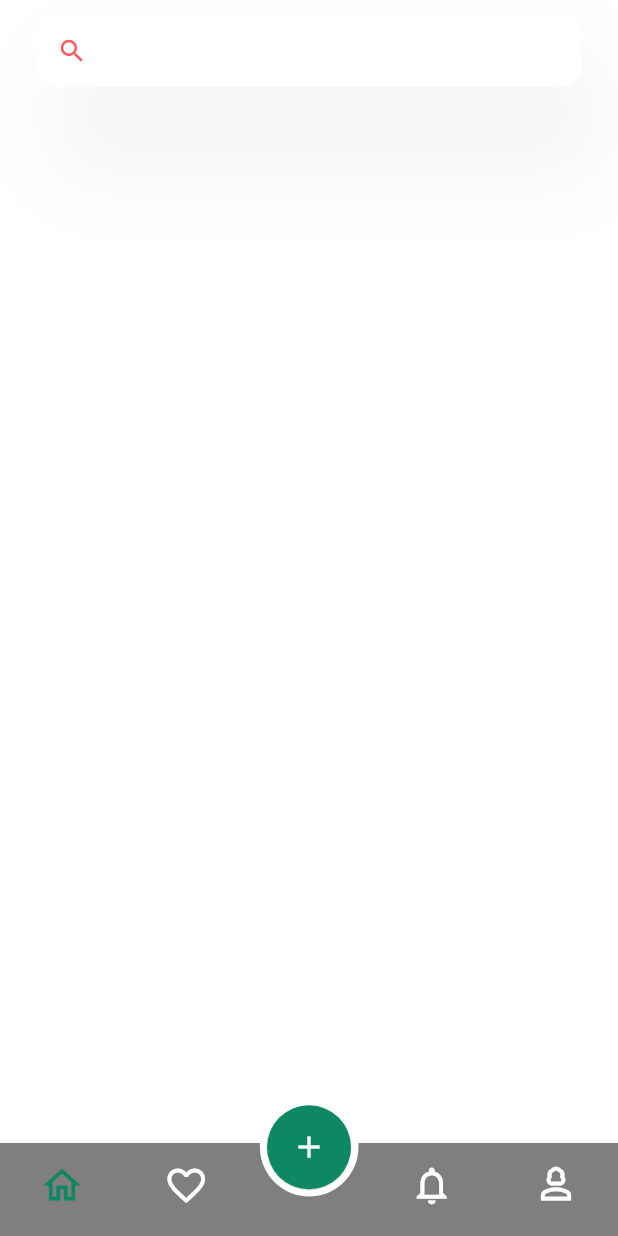
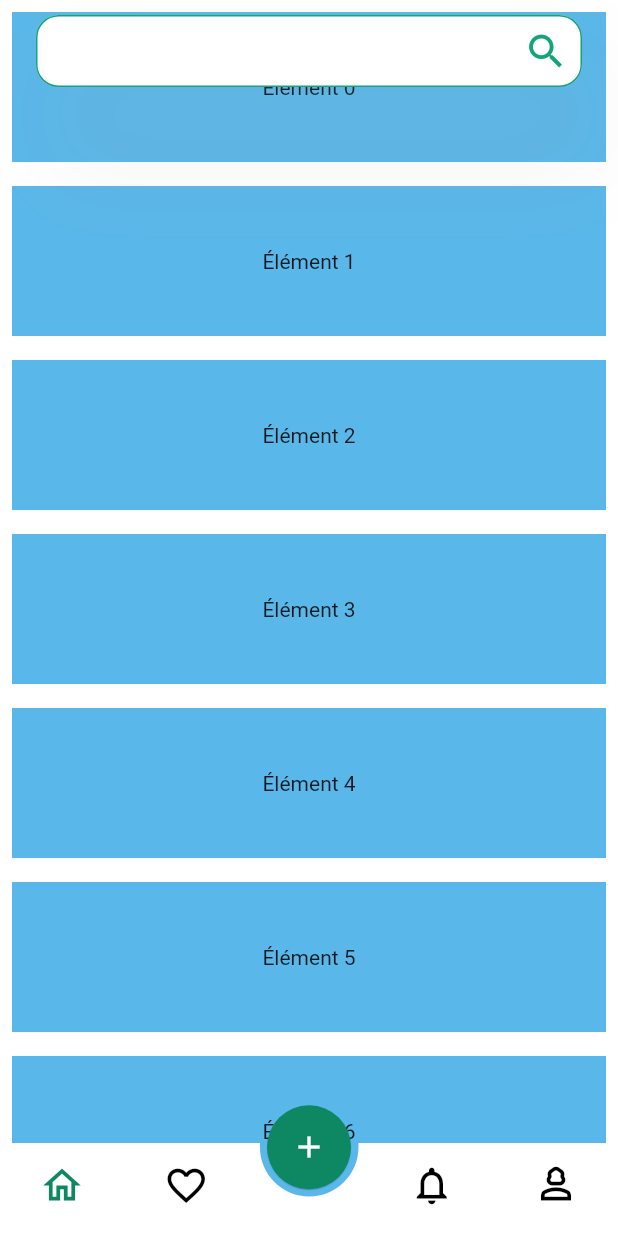
Before and after one commit to florian-miotto/test-monptidoigt, a Flutter app: the AccueilPage screen opened directly, on a phone screen of 412 x 824 dp. Run offline on Flutter 3.47's test engine with Material 2 defaults, Android fonts, the phone set to English and light mode, and no system bars; our stand-ins replace font_awesome_flutter, google_fonts, google_sign_in.

Commit message:
modif couleur footer  ok / header

```diff
--- a/testconn/lib/accueil_page.dart
+++ b/testconn/lib/accueil_page.dart
@@ -68,16 +68,26 @@ class _FadeAppBarTutorialState extends State<FadeAppBarTutorial> {
           child: Stack(
             children: [
               CustomScrollView(
-                controller: _scrollController,
-                slivers: [
-                  SliverToBoxAdapter(
-                      child: Container(
-                    height: MediaQuery.of(context).size.height * 1.5,
-                    child: Center(
-                        ),
-                  ))
-                ],
-              ),
+                //------------------------------------------------------------------- >> test de contenu scrollable
+  controller: _scrollController,
+  slivers: [
+    SliverList(
+      delegate: SliverChildBuilderDelegate(
+        (BuildContext context, int index) {
+          return Container(
+            alignment: Alignment.center,
+            margin: EdgeInsets.all(8),
+            height: 100,
+            color: Color.fromARGB(255, 89, 183, 233),
+            child: Text('Élément $index'),
+          );
+        },
+        childCount: 50,
+      ),
+    ),
+  ],
+),
+
               PreferredSize(
                   child: FadeAppBar(scrollOffset: _scrollControllerOffset),
                   preferredSize: Size(MediaQuery.of(context).size.width, 20.0))
@@ -101,7 +111,7 @@ class FadeAppBar extends StatelessWidget {
             vertical: 10.0,
             horizontal: 24.0,
           ),
-          color: Color.fromARGB(255, 180, 180, 180)
+          color: Color.fromARGB(255, 235, 253, 250)
               .withOpacity((scrollOffset / 350).clamp(0, 1).toDouble()),
           child: SafeArea(child: SearchInput()),
         ));
@@ -119,25 +129,31 @@ class SearchInput extends StatelessWidget {
           BoxShadow(
               offset: const Offset(12, 26),
               blurRadius: 50,
-              spreadRadius: 0,
+              spreadRadius: 0.5,
               color: Colors.grey.withOpacity(.1)),
         ]),
         child: TextField(
+
           textAlign: TextAlign.center,
           style: TextStyle(fontSize: 14),
           decoration: InputDecoration(
             // prefixIcon: Icon(Icons.email),
-            prefixIcon: Icon(Icons.search, size: 20, color: Color(0xffFF5A60)),
+
+            suffixIcon: Icon(Icons.search, size: 30, color: Color.fromARGB(244, 9, 160, 115)),
             filled: true,
             fillColor: Colors.white,
 
             contentPadding:
                 EdgeInsets.symmetric(vertical: 0.0, horizontal: 20.0),
             border: OutlineInputBorder(
+              //border color :
+
+              borderSide: BorderSide(color: Colors.white, width: 1.0),
+
               borderRadius: BorderRadius.all(Radius.circular(15.0)),
             ),
             enabledBorder: OutlineInputBorder(
-              borderSide: BorderSide(color: Colors.white, width: 1.0),
+              borderSide: BorderSide(color: Color.fromARGB(244, 9, 160, 115), width: 1.0),
               borderRadius: BorderRadius.all(Radius.circular(15.0)),
             ),
             focusedBorder: OutlineInputBorder(
@@ -208,7 +224,7 @@ class _TransparentBtmNavBarCurvedFb1State
         children: [
           CustomPaint(
             size: Size(size.width, height + 6),
-            painter: BottomNavCurvePainter(backgroundColor: backgroundColor),
+            painter: BottomNavCurvePainter(backgroundColor: Colors.white),
           ),
           Center(
             heightFactor: 0.1,
@@ -228,7 +244,7 @@ class _TransparentBtmNavBarCurvedFb1State
                   icon: Icons.home_outlined,
                   selected: true,
                   onPressed: () {},
-                  defaultColor: secondaryColor,
+                  defaultColor: Colors.black,
                   selectedColor: primaryColor,
                 ),
                 NavBarIcon(
@@ -236,7 +252,7 @@ class _TransparentBtmNavBarCurvedFb1State
                   icon: Icons.favorite_outline,
                   selected: false,
                   onPressed: () {},
-                  defaultColor: secondaryColor,
+                  defaultColor: Colors.black,
                   selectedColor: primaryColor,
                 ),
                 const SizedBox(width: 46),
@@ -245,7 +261,7 @@ class _TransparentBtmNavBarCurvedFb1State
                     icon: Icons.notifications_none_outlined,
                     selected: false,
                     onPressed: () {},
-                    defaultColor: secondaryColor,
+                    defaultColor: Colors.black,
                     selectedColor: primaryColor),
                 NavBarIcon(
                   text: "profil",
@@ -253,7 +269,7 @@ class _TransparentBtmNavBarCurvedFb1State
                   selected: false,
                   onPressed: () {},
                   selectedColor: primaryColor,
-                  defaultColor: secondaryColor,
+                  defaultColor: Colors.black,
                 )
               ],
             ),
@@ -267,7 +283,7 @@ class _TransparentBtmNavBarCurvedFb1State
 
 class BottomNavCurvePainter extends CustomPainter {
   BottomNavCurvePainter(
-      {this.backgroundColor = Colors.white, this.insetRadius = 38});
+      {this.backgroundColor =  Colors.white, this.insetRadius = 38});
 
   Color backgroundColor;
   double insetRadius;
@@ -314,8 +330,8 @@ class NavBarIcon extends StatelessWidget {
       required this.icon,
       required this.selected,
       required this.onPressed,
-      this.selectedColor = const Color(0x7827FFAC),
-      this.defaultColor = Colors.black54})
+      this.selectedColor = const Color.fromARGB(255, 34, 87, 104),
+      this.defaultColor = const Color.fromARGB(255, 0, 0, 0)})
       : super(key: key);
   final String text;
   final IconData icon;
@@ -332,7 +348,7 @@ class NavBarIcon extends StatelessWidget {
         IconButton(
           onPressed: onPressed,
           splashColor: Colors.transparent,
-          highlightColor: Colors.transparent,
+          highlightColor: Color.fromARGB(255, 0, 0, 0),
           icon: Icon(
             icon,
             size: 30,
```
